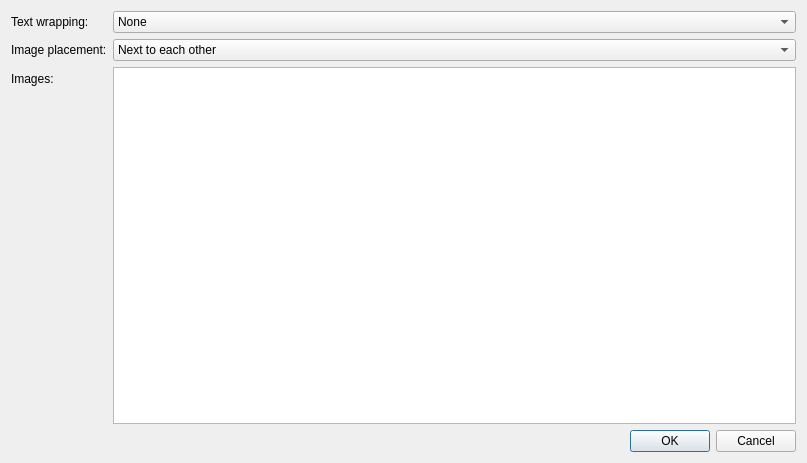
Old version of the form src/plugins/lhtr/imagecollectiondialog.ui in the repository 0xd34df00d/leechcraft.
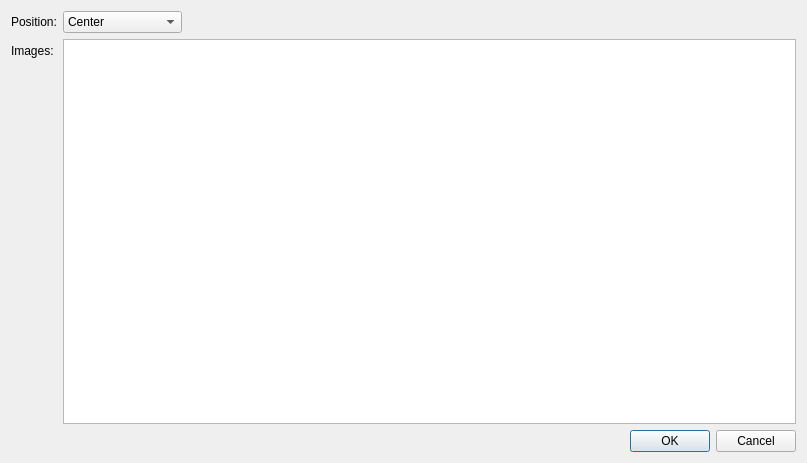
New version of the form.

Commit message: [LHTR] Better placement controls.

```diff
--- a/src/plugins/lhtr/imagecollectiondialog.ui
+++ b/src/plugins/lhtr/imagecollectiondialog.ui
@@ -14,18 +14,21 @@
    <string>Insert image colection</string>
   </property>
   <layout class="QFormLayout" name="formLayout">
+   <property name="fieldGrowthPolicy">
+    <enum>QFormLayout::ExpandingFieldsGrow</enum>
+   </property>
    <item row="0" column="0">
     <widget class="QLabel" name="label_3">
      <property name="text">
-      <string>Text wrapping:</string>
+      <string>Position:</string>
      </property>
     </widget>
    </item>
    <item row="0" column="1">
-    <widget class="QComboBox" name="TextWrapping_">
+    <widget class="QComboBox" name="Position_">
      <item>
       <property name="text">
-       <string>None</string>
+       <string>Center</string>
       </property>
      </item>
      <item>
@@ -38,37 +41,26 @@
        <string>Right</string>
       </property>
      </item>
+     <item>
+      <property name="text">
+       <string>Left (text wrap)</string>
+      </property>
+     </item>
+     <item>
+      <property name="text">
+       <string>Right (text wrap)</string>
+      </property>
+     </item>
     </widget>
    </item>
    <item row="1" column="0">
-    <widget class="QLabel" name="label_2">
-     <property name="text">
-      <string>Image placement:</string>
-     </property>
-    </widget>
-   </item>
-   <item row="1" column="1">
-    <widget class="QComboBox" name="ImagePlacement_">
-     <item>
-      <property name="text">
-       <string>Next to each other</string>
-      </property>
-     </item>
-     <item>
-      <property name="text">
-       <string>One under other</string>
-      </property>
-     </item>
-    </widget>
-   </item>
-   <item row="2" column="0">
     <widget class="QLabel" name="label">
      <property name="text">
       <string>Images:</string>
      </property>
     </widget>
    </item>
-   <item row="2" column="1">
+   <item row="1" column="1">
     <widget class="QTreeView" name="Images_">
      <property name="sizePolicy">
       <sizepolicy hsizetype="Expanding" vsizetype="Expanding">
@@ -81,7 +73,7 @@
      </property>
     </widget>
    </item>
-   <item row="3" column="1">
+   <item row="2" column="1">
     <widget class="QDialogButtonBox" name="buttonBox">
      <property name="orientation">
       <enum>Qt::Horizontal</enum>
```
The commit also changes 3 other files.
